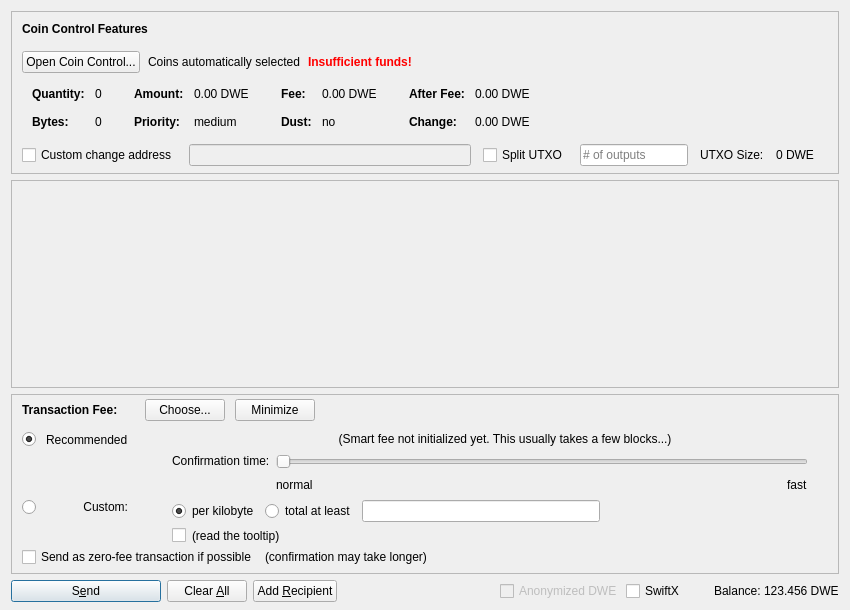
The window that src/qt/forms/sendcoinsdialog.ui (WorldExchange/DWE) describes before a commit, drawn with Qt 5.
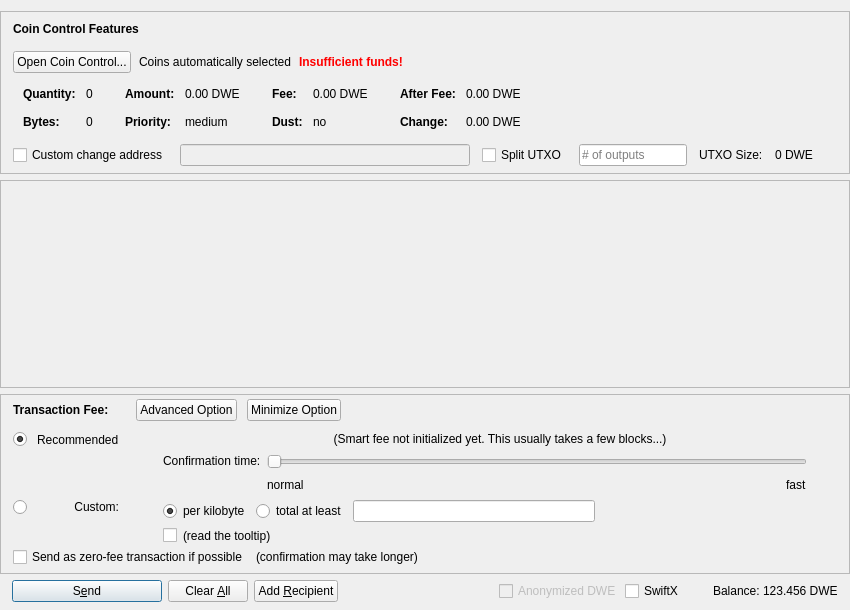
The same window after the commit. Icons and pictures are not drawn. Custom widgets are drawn as their Qt base class.

Commit message: Send coins dialog

The edit to the form file:
```diff
--- a/src/qt/forms/sendcoinsdialog.ui
+++ b/src/qt/forms/sendcoinsdialog.ui
@@ -14,6 +14,12 @@
    <string>Send Coins</string>
   </property>
   <layout class="QVBoxLayout" name="verticalLayout" stretch="0,1,0,0">
+   <property name="leftMargin">
+    <number>0</number>
+   </property>
+   <property name="rightMargin">
+    <number>0</number>
+   </property>
    <property name="bottomMargin">
     <number>8</number>
    </property>
@@ -42,13 +48,13 @@
        <number>0</number>
       </property>
       <property name="leftMargin">
-       <number>0</number>
+       <number>12</number>
       </property>
       <property name="topMargin">
        <number>0</number>
       </property>
       <property name="rightMargin">
-       <number>0</number>
+       <number>12</number>
       </property>
       <property name="bottomMargin">
        <number>6</number>
@@ -59,7 +65,7 @@
          <number>0</number>
         </property>
         <property name="leftMargin">
-         <number>10</number>
+         <number>0</number>
         </property>
         <property name="topMargin">
          <number>10</number>
@@ -650,8 +656,8 @@
        <rect>
         <x>0</x>
         <y>0</y>
-        <width>830</width>
-        <height>113</height>
+        <width>848</width>
+        <height>74</height>
        </rect>
       </property>
       <layout class="QVBoxLayout" name="verticalLayout_2" stretch="0,1">
@@ -733,13 +739,19 @@
          <number>0</number>
         </property>
         <property name="leftMargin">
-         <number>10</number>
+         <number>0</number>
         </property>
         <property name="topMargin">
          <number>0</number>
         </property>
         <item>
          <layout class="QHBoxLayout" name="horizontalLayoutFee1">
+          <property name="leftMargin">
+           <number>12</number>
+          </property>
+          <property name="rightMargin">
+           <number>12</number>
+          </property>
           <property name="bottomMargin">
            <number>0</number>
           </property>
@@ -801,7 +813,7 @@
               <item>
                <widget class="QPushButton" name="buttonChooseFee">
                 <property name="text">
-                 <string>Choose...</string>
+                 <string>Advanced Option</string>
                 </property>
                </widget>
               </item>
@@ -811,7 +823,7 @@
                  <string>collapse fee-settings</string>
                 </property>
                 <property name="text">
-                 <string>Minimize</string>
+                 <string>Minimize Option</string>
                 </property>
                </widget>
               </item>
@@ -867,9 +879,15 @@
            </property>
            <item>
             <layout class="QGridLayout" name="gridLayoutFee">
+             <property name="leftMargin">
+              <number>12</number>
+             </property>
              <property name="topMargin">
               <number>10</number>
              </property>
+             <property name="rightMargin">
+              <number>12</number>
+             </property>
              <property name="bottomMargin">
               <number>4</number>
              </property>
@@ -1229,6 +1247,12 @@
              <property name="spacing">
               <number>8</number>
              </property>
+             <property name="leftMargin">
+              <number>12</number>
+             </property>
+             <property name="rightMargin">
+              <number>12</number>
+             </property>
              <property name="bottomMargin">
               <number>4</number>
              </property>
@@ -1300,6 +1324,12 @@
    </item>
    <item>
     <layout class="QHBoxLayout" name="horizontalLayout">
+     <property name="leftMargin">
+      <number>12</number>
+     </property>
+     <property name="rightMargin">
+      <number>12</number>
+     </property>
      <item>
       <widget class="QPushButton" name="sendButton">
        <property name="minimumSize">
@@ -1443,17 +1473,17 @@
   </layout>
  </widget>
  <customwidgets>
-  <customwidget>
-   <class>QValidatedLineEdit</class>
-   <extends>QLineEdit</extends>
-   <header>qvalidatedlineedit.h</header>
-  </customwidget>
   <customwidget>
    <class>BitcoinAmountField</class>
    <extends>QLineEdit</extends>
    <header>bitcoinamountfield.h</header>
    <container>1</container>
   </customwidget>
+  <customwidget>
+   <class>QValidatedLineEdit</class>
+   <extends>QLineEdit</extends>
+   <header>qvalidatedlineedit.h</header>
+  </customwidget>
  </customwidgets>
  <resources>
   <include location="../dwe.qrc"/>
```
Left out of the diff: 2 changed lines with no effect on the pictures. The commit also changes 2 other files.
